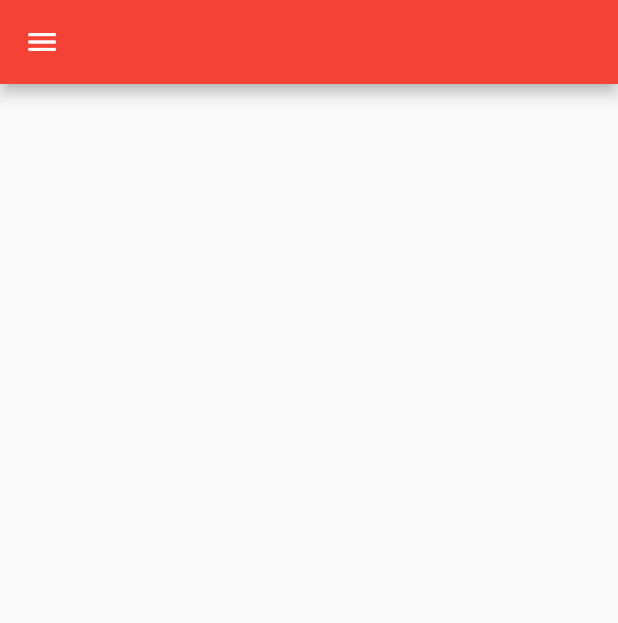
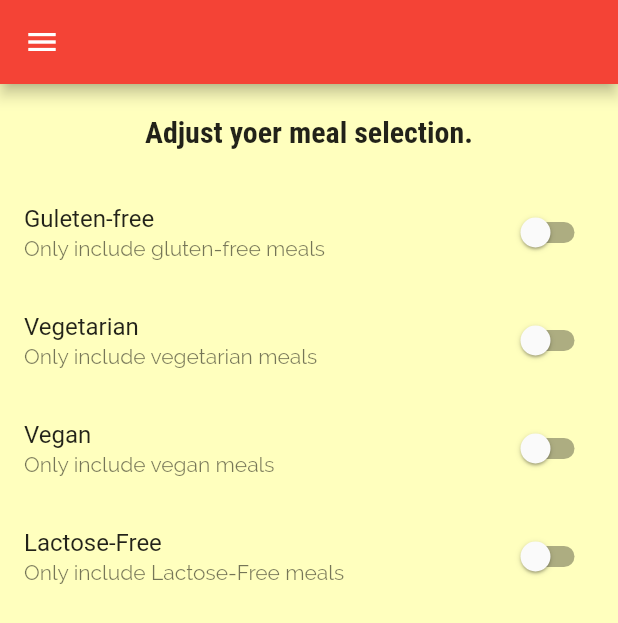
Before and after one commit to AhmedNagii/MealsApp, a Flutter app: the FiltersScreen screen opened by its route, on a phone screen of 412 x 824 dp. Shown: the top 623 px of the screen. Run offline on Flutter 3.47's test engine with Material 2 defaults, Android fonts, the phone set to English and light mode, and no system bars.

Commit message:
filters added

```diff
--- a/lib/main.dart
+++ b/lib/main.dart
@@ -19,7 +19,7 @@ class MyApp extends StatelessWidget {
       theme: ThemeData(
         primarySwatch: Colors.red,
         accentColor: Color.fromARGB(225, 249, 170, 51),
-        // canvasColor: Color.fromARGB(225, 254, 229, 1),
+        canvasColor: Color.fromARGB(255, 255, 255, 190),
         fontFamily: "Raleway",
         textTheme: ThemeData.light().textTheme.copyWith(
             bodyText1: TextStyle(
--- a/lib/screens/filtersScreen.dart
+++ b/lib/screens/filtersScreen.dart
@@ -1,14 +1,105 @@
 import 'package:flutter/material.dart';
 import '../widgets/drawer_content.dart';
 
-class FiltersScreen extends StatelessWidget {
+class FiltersScreen extends StatefulWidget {
   static const routName = "/filters_screen";
+
+  @override
+  _FiltersScreenState createState() => _FiltersScreenState();
+}
+
+class _FiltersScreenState extends State<FiltersScreen> {
+  var _glutenFree = false;
+  var _vegetarian = false;
+  var _vegan = false;
+  var _lactoseFree = false;
+
+  Widget _buildFiltersList(
+    String filterName,
+    String subtitleDescription,
+    bool currentValue,
+    Function updateValue,
+  ) {
+    return SwitchListTile(
+      title: Text(filterName),
+      value: currentValue,
+      subtitle: Text(
+        subtitleDescription, // "Only include gluten-free meals,",
+      ),
+      onChanged: updateValue,
+    );
+  }
+
   @override
   Widget build(BuildContext context) {
     return Scaffold(
       appBar: AppBar(title: Text("")),
       drawer: DrawerContent(),
-      body: null,
+      body: Column(
+        children: <Widget>[
+          Container(
+            padding: EdgeInsets.all(20),
+            child: Text(
+              "Adjust yoer meal selection.",
+              style: Theme.of(context).textTheme.headline6,
+            ),
+          ),
+          Expanded(
+            child: ListView(
+              children: <Widget>[
+                _buildFiltersList(
+                  "Guleten-free",
+                  "Only include gluten-free meals",
+                  _glutenFree,
+                  (newValue) {
+                    setState(
+                      () {
+                        _glutenFree = newValue;
+                      },
+                    );
+                  },
+                ),
+                _buildFiltersList(
+                  "Vegetarian",
+                  "Only include vegetarian meals",
+                  _vegetarian,
+                  (newValue) {
+                    setState(
+                      () {
+                        _vegetarian = newValue;
+                      },
+                    );
+                  },
+                ),
+                _buildFiltersList(
+                  "Vegan",
+                  "Only include vegan meals",
+                  _vegan,
+                  (newValue) {
+                    setState(
+                      () {
+                        _vegan = newValue;
+                      },
+                    );
+                  },
+                ),
+                _buildFiltersList(
+                  "Lactose-Free",
+                  "Only include Lactose-Free meals",
+                  _lactoseFree,
+                  (newValue) {
+                    setState(
+                      () {
+                        _lactoseFree = newValue;
+                      },
+                    );
+                  },
+                ),
+              ],
+            ),
+          ),
+        ],
+      ),
     );
   }
 }
```
Also changed, not shown: lib/screens/category_meals_screen.dart (+43 -20 lines), lib/screens/meal_detail_screen.dart (+9 -3 lines), lib/widgets/meal_Item.dart (+13 -2 lines).
